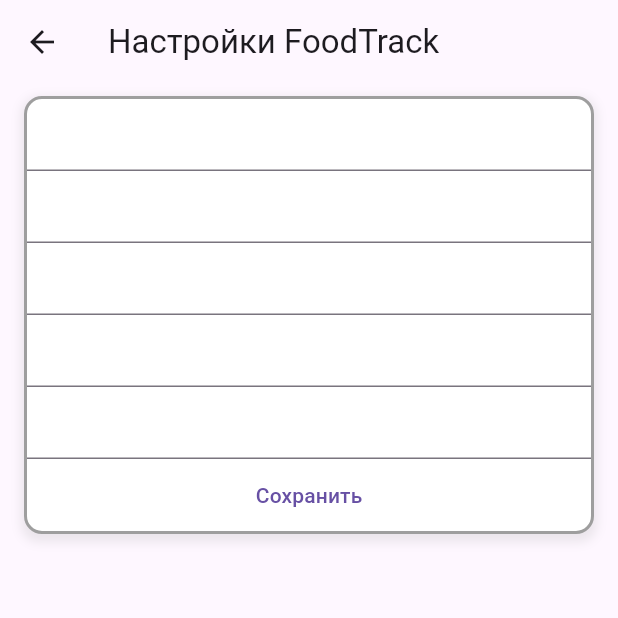
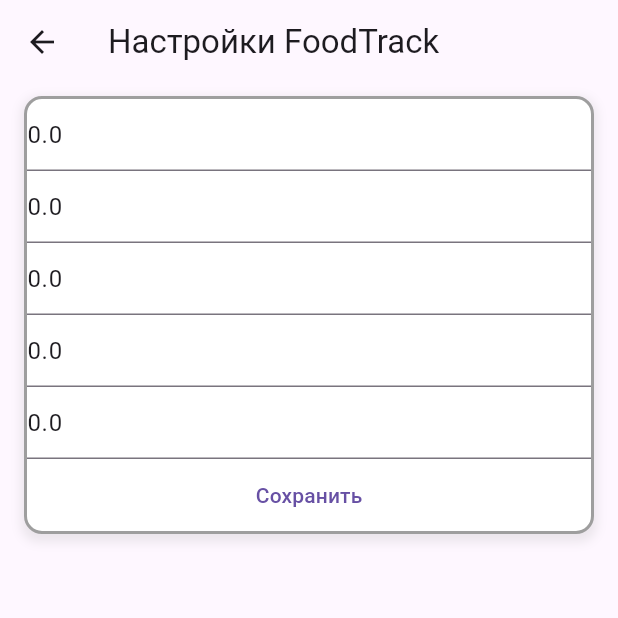
Before and after one commit to strell0213/GymTrack, a Flutter app: the SettingsFoodsWidget screen opened directly, after a tap on "Сохранить", on a phone screen of 412 x 824 dp, the top half of it. Run offline on Flutter 3.47's test engine with Material 3 defaults, Android fonts, the phone set to English and light mode, and no system bars; our stand-ins replace fl_chart, flutter_local_notifications, flutter_slidable, flutter_timezone, shared_preferences, timezone; accounts and stored records are empty.

Commit message:
Правки FoodTracker

```diff
--- /dev/null
+++ b/flutter_application_1/lib/domain/entity/foodsettings.dart
@@ -0,0 +1,45 @@
+class FoodSettings{
+  double _weight = 0;
+  double _tall = 0;
+  double _oneProtein=0;
+  double _oneFats = 0;
+  double _oneCar = 0;
+
+  FoodSettings(this._weight, this._tall, this._oneProtein, this._oneFats, this._oneCar);
+
+  Map<String, dynamic> toJson() => {
+        'weight': _weight,
+        'tall': _tall,
+        'oneP': _oneProtein,
+        'oneF': _oneFats,
+        'oneC': _oneCar
+      };
+
+  // Для десериализации
+  factory FoodSettings.fromJson(Map<String, dynamic> json) {
+    return FoodSettings(
+      json['weight'],
+      json['tall'],
+      json['oneP'],
+      json['oneF'],
+      json['oneC'],
+    );
+  }
+
+
+  double get weight => _weight;
+  double get tall => _tall;
+  double get oneProtein => _oneProtein;
+  double get oneFats => _oneFats;
+  double get oneCar => _oneCar;
+
+  void UpdateValue(double weightV, double tallV, double onePV, double oneFV, double oneCV)
+  {
+    _weight = weightV;
+    _tall = tallV;
+    _oneProtein = onePV;
+    _oneFats = oneFV;
+    _oneCar = oneCV;
+  }
+
+}
--- a/flutter_application_1/lib/domain/entity/themeviewmodel.dart
+++ b/flutter_application_1/lib/domain/entity/themeviewmodel.dart
@@ -3,25 +3,10 @@ import 'package:shared_preferences/shared_preferences.dart';
 
 class ThemeViewModel extends ChangeNotifier {
   static const _themeKey = 'isDarkTheme';
-  static const _weightKey = 'weight';
-  static const _tallKey = 'tall';
-  static const _oneProteinKey = 'oneProtein';
-  static const _oneFatsKey = 'oneFats';
-  static const _oneCarKey = 'oneCar';
 
   bool _isDarkTheme = false;
-  double _weight = 0;
-  double _tall = 0;
-  double _oneProtein=0;
-  double _oneFats = 0;
-  double _oneCar = 0;
 
   bool get isDarkTheme => _isDarkTheme;
-  double get weight => _weight;
-  double get tall => _tall;
-  double get oneProtein => _oneProtein;
-  double get oneFats => _oneFats;
-  double get oneCar => _oneCar;
 
   ThemeMode get currentThemeMode => _isDarkTheme ? ThemeMode.dark : ThemeMode.light;
 
@@ -41,35 +26,14 @@ class ThemeViewModel extends ChangeNotifier {
     notifyListeners();
   }
 
-  void saveFoods(double weightC, double tallC, double onePC, double oneFC, double oneCC)
-  {
-    _weight = weightC;
-    _tall = tallC;
-    _oneProtein = onePC;
-    _oneFats = oneFC;
-    _oneCar = oneCC;
-    _saveTheme();
-    notifyListeners();
-  }
-
   Future<void> _loadTheme() async {
     final prefs = await SharedPreferences.getInstance();
     _isDarkTheme = prefs.getBool(_themeKey) ?? false;
-    _weight = prefs.getDouble(_weightKey) ?? 0;
-    _tall = prefs.getDouble(_tallKey) ?? 0;
-    _oneProtein = prefs.getDouble(_oneProteinKey) ?? 0;
-    _oneFats = prefs.getDouble(_oneFatsKey) ?? 0;
-    _oneCar = prefs.getDouble(_oneCarKey) ?? 0;
     notifyListeners();
   }
 
   Future<void> _saveTheme() async {
     final prefs = await SharedPreferences.getInstance();
     await prefs.setBool(_themeKey, _isDarkTheme);
-    await prefs.setDouble(_weightKey, _weight);
-    await prefs.setDouble(_tallKey, _tall);
-    await prefs.setDouble(_oneProteinKey, _oneProtein);
-    await prefs.setDouble(_oneFatsKey, _oneFats);
-    await prefs.setDouble(_oneCarKey, _oneCar);
   }
 }
--- /dev/null
+++ b/flutter_application_1/lib/domain/services/foodSettings_service.dart
@@ -0,0 +1,36 @@
+import 'dart:convert';
+
+import 'package:flutter_application_1/domain/entity/foodsettings.dart';
+import 'package:shared_preferences/shared_preferences.dart';
+
+class FoodsettingsService {
+  static const _key='foodSettings';
+
+  Future<List<FoodSettings>> loadFoodSettings() async {
+    final prefs = await SharedPreferences.getInstance();
+    final jsonString = prefs.getString(_key);
+    if (jsonString == null) return [];
+
+    final List<dynamic> jsonList = jsonDecode(jsonString);
+    return jsonList.map((e) => FoodSettings.fromJson(e)).toList();
+  }
+
+  Future<void> saveFoodSettings(List<FoodSettings> foodSettings) async
+  {
+    final prefs = await SharedPreferences.getInstance();
+    final jsonString =
+        jsonEncode(foodSettings.map((e) => e.toJson()).toList());
+    await prefs.setString(_key, jsonString);
+  }
+
+  Future<void> checkIfNull() async
+  {
+    final settings = await loadFoodSettings();
+    if(settings.isEmpty)
+    {
+      settings.add(FoodSettings(0, 0, 0, 0, 0));
+      saveFoodSettings(settings);
+    }
+    else return;
+  }
+}
--- a/flutter_application_1/lib/domain/services/not_service.dart
+++ b/flutter_application_1/lib/domain/services/not_service.dart
@@ -6,7 +6,7 @@ import 'package:shared_preferences/shared_preferences.dart';
 
 class NotService
 {
-  static const _key='goal';
+  static const _key='not';
 
   Future<List<Not>> loadNot() async {
     final prefs = await SharedPreferences.getInstance();
--- a/flutter_application_1/lib/main.dart
+++ b/flutter_application_1/lib/main.dart
@@ -1,6 +1,7 @@
 import 'package:flutter/material.dart';
 import 'package:flutter_application_1/domain/entity/notify.dart';
 import 'package:flutter_application_1/domain/services/exercise_service.dart';
+import 'package:flutter_application_1/domain/services/foodSettings_service.dart';
 import 'package:flutter_application_1/domain/services/history_service.dart';
 import 'package:flutter_application_1/ui/widgets/main_model.dart';
 import 'package:flutter_application_1/ui/widgets/main_widget.dart';
@@ -14,6 +15,8 @@ void main() {
   tz.initializeTimeZones();
   final notify = Notify();
   notify.init();
+
+  FoodsettingsService().checkIfNull();
 
   final today = DateTime.now();
   if (today.weekday == DateTime.sunday || today.weekday == DateTime.friday) {
--- a/flutter_application_1/lib/ui/widgets/settingsFoods_model.dart
+++ b/flutter_application_1/lib/ui/widgets/settingsFoods_model.dart
@@ -1,4 +1,5 @@
 import 'package:flutter/material.dart';
+import 'package:flutter_application_1/domain/services/foodSettings_service.dart';
 
 class SettingsfoodsModel extends ChangeNotifier {
   TextEditingController weightController = TextEditingController();
@@ -7,7 +8,44 @@ class SettingsfoodsModel extends ChangeNotifier {
   TextEditingController oneFatsController = TextEditingController();
   TextEditingController oneCarControllet = TextEditingController();
 
+  final FoodsettingsService _foodsettingsService = FoodsettingsService();
+
   SettingsfoodsModel(){
+    loadCurSettings();
+  }
 
+  Future<void> loadCurSettings() async{
+    final settings = await _foodsettingsService.loadFoodSettings();
+
+    weightController.text = settings[0].weight.toString();
+    tallController.text = settings[0].tall.toString();
+    oneProteinController.text = settings[0].oneProtein.toString();
+    oneFatsController.text = settings[0].oneFats.toString();
+    oneCarControllet.text = settings[0].oneCar.toString();
+    notifyListeners();
   }
+
+  Future<bool> checkEditingNULL() async{
+    if(weightController.text.isEmpty || tallController.text.isEmpty || oneProteinController.text.isEmpty || oneFatsController.text.isEmpty || oneCarControllet.text.isEmpty)
+    {
+      return false;
+    }
+    else return true;
+  }
+
+  Future<void> saveFoodSettings() async{
+    final settings = await _foodsettingsService.loadFoodSettings();
+
+    settings[0].UpdateValue(
+      weightController.text as double,
+      tallController.text as double,
+      oneProteinController.text as double,
+      oneFatsController.text as double,
+      oneCarControllet.text as double);
+
+    await _foodsettingsService.saveFoodSettings(settings);
+    notifyListeners();
+  }
+
+
 }
--- a/flutter_application_1/lib/ui/widgets/settingsFoods_widget.dart
+++ b/flutter_application_1/lib/ui/widgets/settingsFoods_widget.dart
@@ -36,15 +36,18 @@ class SettingsFoodsWidget extends StatelessWidget {
               TextField(controller: VM.oneProteinController,),
               TextField(controller: VM.oneFatsController,),
               TextField(controller: VM.oneCarControllet,),
-              TextButton(onPressed: (){
-                themeVM.saveFoods(
-                  VM.weightController as double,
-                  VM.tallController as double,
-                  VM.oneProteinController as double,
-                  VM.oneFatsController as double,
-                  VM.oneCarControllet as double
-                );
-                Navigator.pop(context);
+              TextButton(onPressed: () async{
+                if(await VM.checkEditingNULL()==true)
+                {
+                  await VM.saveFoodSettings();
+                  Navigator.pop(context);
+                }
+                else
+                {
+                  ScaffoldMessenger.of(context).showSnackBar(
+                    const SnackBar(content: Text('Не все данные заполнены!')),
+                  );
+                }
               }, child: Text('Сохранить'))
             ],
           ),
```
Also changed, not shown: flutter_application_1/lib/ui/widgets/food_model.dart (+13 -11 lines), flutter_application_1/lib/ui/widgets/food_widget.dart (+5 -13 lines).
